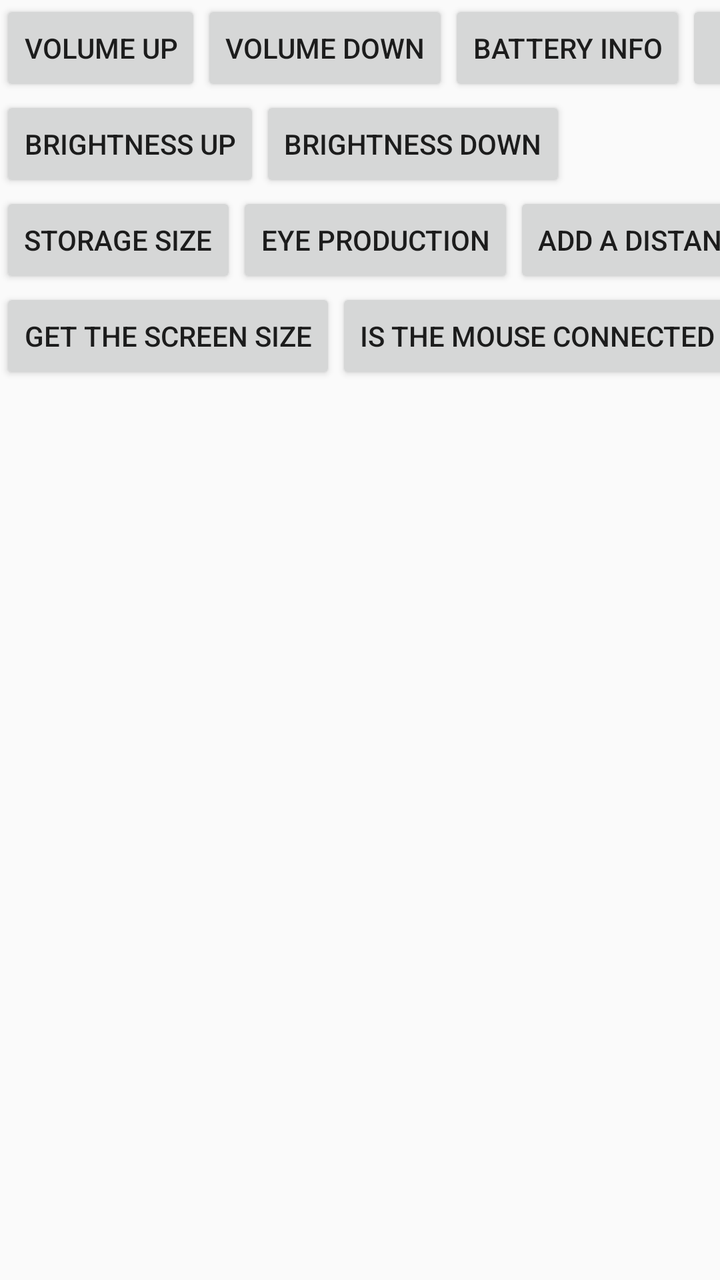
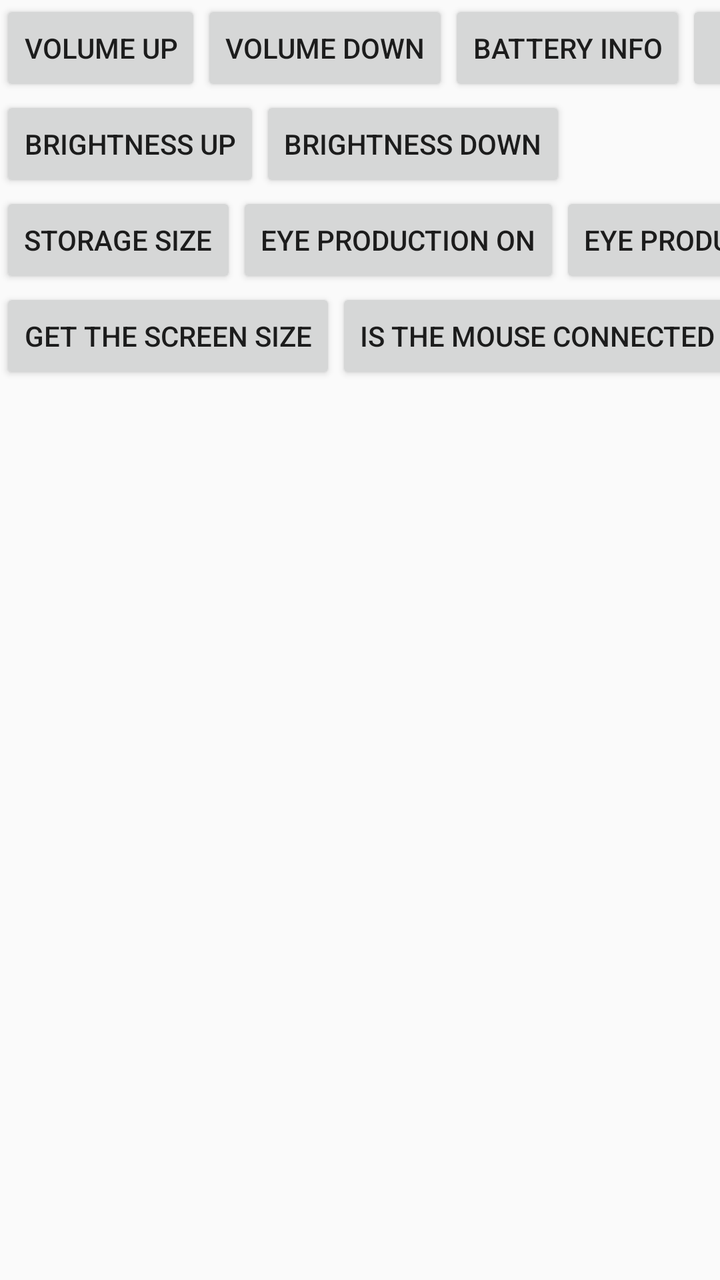

Screens rendered from an Android XML layout before and after an edit, with the pre-edit source and the edit as a unified diff.
<!-- AndroidManifest.xml: activity theme NormalTheme -->
<!-- res/layout/activity_other_android_interface.xml -->
<?xml version="1.0" encoding="utf-8"?>

<androidx.constraintlayout.widget.ConstraintLayout xmlns:android="http://schemas.android.com/apk/res/android"
    xmlns:app="http://schemas.android.com/apk/res-auto"
    android:layout_width="match_parent"
    android:layout_height="match_parent">

    <Button
        android:id="@+id/btn_volume_up"
        android:layout_width="wrap_content"
        android:layout_height="wrap_content"
        android:text="Volume Up"
        app:layout_constraintLeft_toLeftOf="parent"
        app:layout_constraintTop_toTopOf="parent" />

    <Button
        android:id="@+id/btn_volume_down"
        android:layout_width="wrap_content"
        android:layout_height="wrap_content"
        android:text="Volume Down"
        app:layout_constraintLeft_toRightOf="@+id/btn_volume_up"
        app:layout_constraintTop_toTopOf="parent" />

    <Button
        android:id="@+id/btn_brightness_up"
        android:layout_width="wrap_content"
        android:layout_height="wrap_content"
        android:text="Brightness Up"
        app:layout_constraintLeft_toLeftOf="parent"
        app:layout_constraintTop_toBottomOf="@+id/btn_volume_up" />

    <Button
        android:id="@+id/btn_brightness_down"
        android:layout_width="wrap_content"
        android:layout_height="wrap_content"
        android:text="Brightness Down"
        app:layout_constraintLeft_toRightOf="@+id/btn_brightness_up"
        app:layout_constraintTop_toBottomOf="@+id/btn_volume_up" />

    <Button
        android:id="@+id/btn_battery_status"
        android:layout_width="wrap_content"
        android:layout_height="wrap_content"
        android:text="Battery Info"
        app:layout_constraintLeft_toRightOf="@+id/btn_volume_down"
        app:layout_constraintTop_toTopOf="parent" />

    <Button
        android:id="@+id/btn_fota"
        android:layout_width="wrap_content"
        android:layout_height="wrap_content"
        android:text="Fota"
        app:layout_constraintLeft_toRightOf="@+id/btn_battery_status"
        app:layout_constraintTop_toTopOf="parent" />

    <Button
        android:id="@+id/btn_force_update"
        android:layout_width="wrap_content"
        android:layout_height="wrap_content"
        android:text="force update"
        app:layout_constraintLeft_toRightOf="@+id/btn_fota"
        app:layout_constraintTop_toTopOf="parent" />

    <Button
        android:id="@+id/btn_storage_size"
        android:layout_width="wrap_content"
        android:layout_height="wrap_content"
        android:text="Storage Size"
        app:layout_constraintLeft_toLeftOf="parent"
        app:layout_constraintTop_toBottomOf="@+id/btn_brightness_up" />

    <Button
        android:id="@+id/btn_eye_production"
        android:layout_width="wrap_content"
        android:layout_height="wrap_content"
        android:text="Eye production"
        app:layout_constraintLeft_toRightOf="@+id/btn_storage_size"
        app:layout_constraintTop_toBottomOf="@+id/btn_brightness_up" />

    <Button
        android:id="@+id/btn_add_proximity_listener"
        android:layout_width="wrap_content"
        android:layout_height="wrap_content"
        android:text="Add a distance sensor listener"
        app:layout_constraintLeft_toRightOf="@+id/btn_eye_production"
        app:layout_constraintTop_toBottomOf="@+id/btn_brightness_up" />

    <Button
        android:id="@+id/btn_get_display_size"
        android:layout_width="wrap_content"
        android:layout_height="wrap_content"
        android:text="Get the screen size"
        app:layout_constraintLeft_toLeftOf="parent"
        app:layout_constraintTop_toBottomOf="@id/btn_add_proximity_listener" />

    <Button
        android:id="@+id/btn_is_mouse_attached"
        android:layout_width="wrap_content"
        android:layout_height="wrap_content"
        android:text="Is the mouse connected"
        app:layout_constraintLeft_toRightOf="@id/btn_get_display_size"
        app:layout_constraintTop_toBottomOf="@id/btn_add_proximity_listener" />

    <ScrollView
        android:id="@+id/sv_text"
        android:layout_width="match_parent"
        android:layout_height="200dp"
        app:layout_constraintTop_toBottomOf="@+id/btn_get_display_size">

        <TextView
            android:id="@+id/text_info"
            android:layout_width="wrap_content"
            android:layout_height="wrap_content" />
    </ScrollView>

</androidx.constraintlayout.widget.ConstraintLayout>
<!-- resources referenced by this layout -->
<resources>
  <style name="NormalTheme" parent="Theme.AppCompat.Light.NoActionBar">
          <item name="colorPrimary">@color/colorPrimary</item>
          <item name="colorPrimaryDark">@color/colorPrimaryDark</item>
          <item name="colorAccent">@color/colorAccent</item>
          <item name="android:windowTitleSize">0dp</item>
          <item name="android:windowActionBarOverlay">true</item>
      </style>
  <color name="colorPrimary">#008577</color>
  <color name="colorPrimaryDark">#00574B</color>
  <color name="colorAccent">#D81B60</color>
</resources>

<!-- the commit's change to res/layout/activity_other_android_interface.xml (unified diff, before → after) -->
@@ -70,11 +70,19 @@
         app:layout_constraintTop_toBottomOf="@+id/btn_brightness_up" />
 
     <Button
-        android:id="@+id/btn_eye_production"
+        android:id="@+id/btn_eye_production_on"
         android:layout_width="wrap_content"
         android:layout_height="wrap_content"
-        android:text="Eye production"
+        android:text="Eye production on"
         app:layout_constraintLeft_toRightOf="@+id/btn_storage_size"
+        app:layout_constraintTop_toBottomOf="@+id/btn_brightness_up" />
+
+    <Button
+        android:id="@+id/btn_eye_production_off"
+        android:layout_width="wrap_content"
+        android:layout_height="wrap_content"
+        android:text="Eye production off"
+        app:layout_constraintLeft_toRightOf="@+id/btn_eye_production_on"
         app:layout_constraintTop_toBottomOf="@+id/btn_brightness_up" />
 
     <Button
@@ -82,7 +90,7 @@
         android:layout_width="wrap_content"
         android:layout_height="wrap_content"
         android:text="Add a distance sensor listener"
-        app:layout_constraintLeft_toRightOf="@+id/btn_eye_production"
+        app:layout_constraintLeft_toRightOf="@+id/btn_eye_production_off"
         app:layout_constraintTop_toBottomOf="@+id/btn_brightness_up" />
 
     <Button
